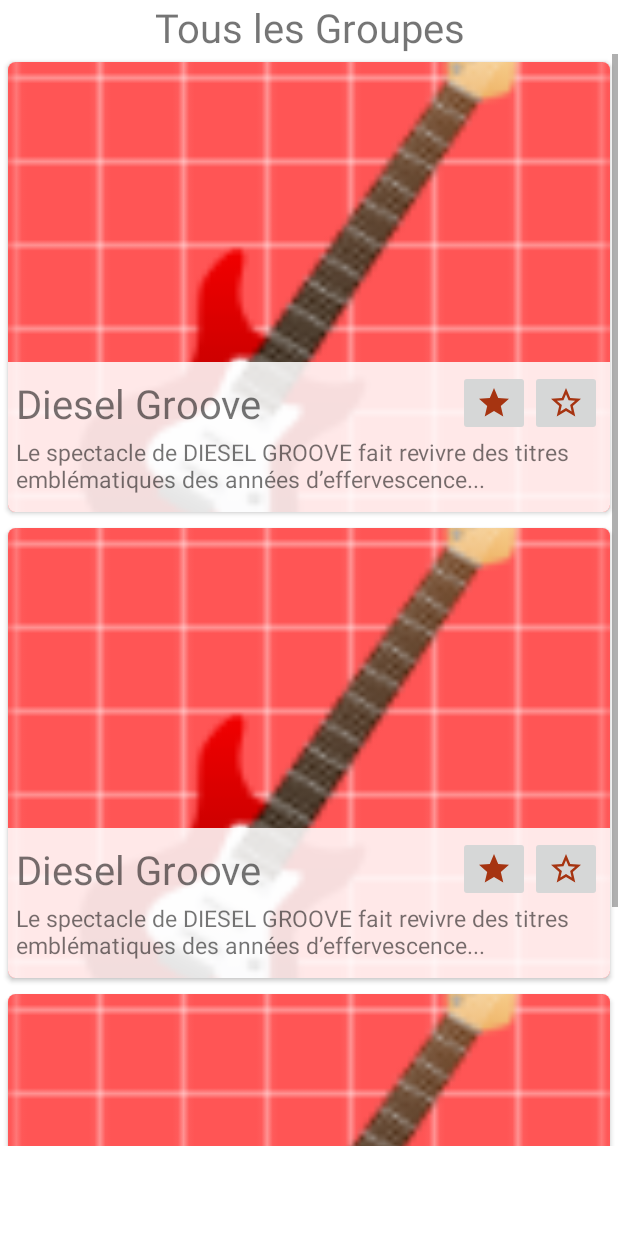
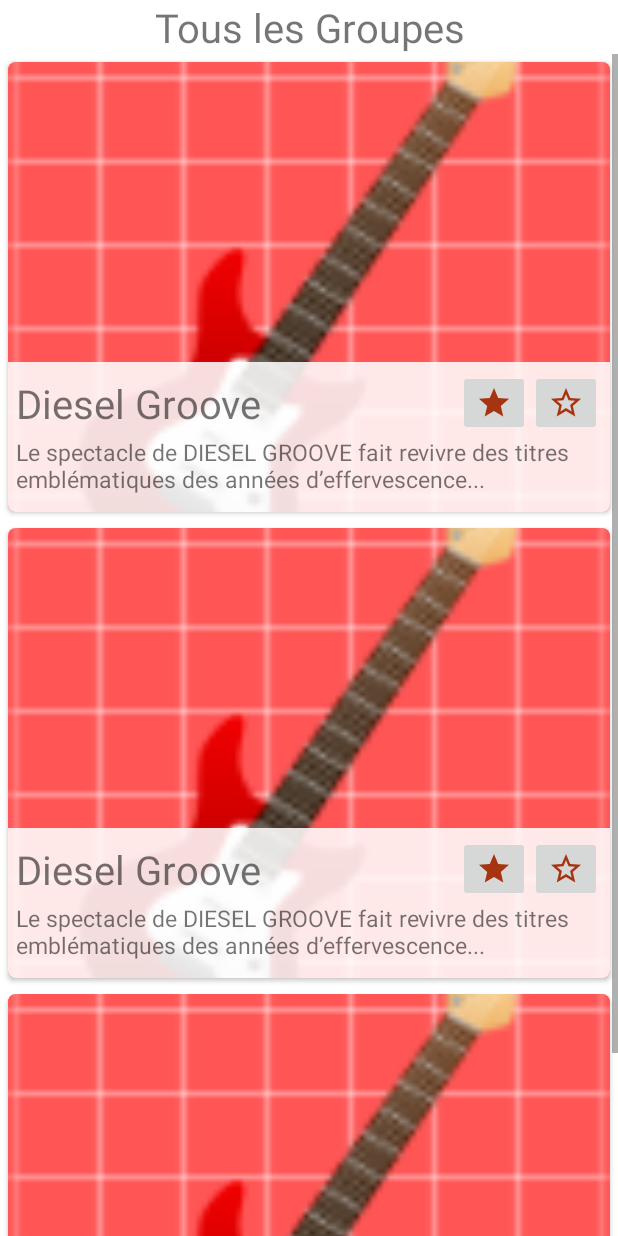
Before and after one commit to INGANZAMARUMPU/E-miage-Festival, an Android app: the layout activity_main.xml on its own in the app's theme, with its tools: preview values and no code run, on a phone screen of 412 x 824 dp. Run offline under Robolectric (Android 15) with nearby library versions, the phone set to English and light mode, and no system bars.

Commit message:
done with activity

```diff
--- a/app/build.gradle
+++ b/app/build.gradle
@@ -32,5 +32,5 @@
 
     implementation 'androidx.appcompat:appcompat:1.4.1'
     implementation 'com.google.android.material:material:1.5.0'
-    implementation 'androidx.constraintlayout:constraintlayout:2.1.3'
+    implementation 'com.github.bumptech.glide:glide:4.12.0'
 }
--- a/app/src/main/AndroidManifest.xml
+++ b/app/src/main/AndroidManifest.xml
@@ -9,6 +9,10 @@
         android:roundIcon="@mipmap/ic_launcher_round"
         android:supportsRtl="true"
         android:theme="@style/Theme.EmiageFestival">
+        <meta-data
+            android:name="com.google.android.actions"
+            android:resource="@xml/main_menu" />
+
         <activity android:name=".MainActivity">
             <intent-filter>
                 <action android:name="android.intent.action.MAIN" />
--- a/app/src/main/java/bi/hogi/e_miagefestival/CardGroup.java
+++ b/app/src/main/java/bi/hogi/e_miagefestival/CardGroup.java
@@ -9,6 +9,8 @@
 
 import androidx.annotation.NonNull;
 import androidx.recyclerview.widget.RecyclerView;
+
+import com.bumptech.glide.Glide;
 
 import java.util.ArrayList;
 
@@ -33,7 +35,7 @@
         final GroupModel group = groups.get(position);
         holder.txt_artiste.setText(group.artiste);
         holder.txt_details.setText(group.texte.substring(0, 100));
-        Glide.with(activity).load("http://daviddurand.info/D228/festival/"+group.image).into(holder.img_group_logo);
+        Glide.with(activity).load(HOST.URL+group.image).into(holder.img_group_logo);
         if(group.is_favorite){
             holder.btn_make_fav.setVisibility(View.GONE);
             holder.btn_make_unfav.setVisibility(View.VISIBLE);
--- a/app/src/main/java/bi/hogi/e_miagefestival/GroupModel.java
+++ b/app/src/main/java/bi/hogi/e_miagefestival/GroupModel.java
@@ -1,7 +1,9 @@
 package bi.hogi.e_miagefestival;
 
 public class GroupModel {
-    public  String artiste, texte, web, image, scene, jour, heure;
+    public  String artiste = "obtention en cours";
+    public String texte = "obtention en cours";
+    public String web, image, scene, jour, heure;
     public int time;
     public boolean is_favorite = false;
 
--- /dev/null
+++ b/app/src/main/java/bi/hogi/e_miagefestival/HOST.java
@@ -0,0 +1,5 @@
+package bi.hogi.e_miagefestival;
+
+public class HOST {
+    public static String URL = "http://daviddurand.info/D228/festival/";
+}
--- /dev/null
+++ b/app/src/main/res/drawable/ic_filter.xml
@@ -0,0 +1,5 @@
+<vector android:height="24dp" android:tint="#A63411"
+    android:viewportHeight="24" android:viewportWidth="24"
+    android:width="24dp" xmlns:android="http://schemas.android.com/apk/res/android">
+    <path android:fillColor="@android:color/white" android:pathData="M4.25,5.61C6.27,8.2 10,13 10,13v6c0,0.55 0.45,1 1,1h2c0.55,0 1,-0.45 1,-1v-6c0,0 3.72,-4.8 5.74,-7.39C20.25,4.95 19.78,4 18.95,4H5.04C4.21,4 3.74,4.95 4.25,5.61z"/>
+</vector>
--- a/app/src/main/res/layout/activity_main.xml
+++ b/app/src/main/res/layout/activity_main.xml
@@ -1,10 +1,19 @@
 <?xml version="1.0" encoding="utf-8"?>
-<RelativeLayout xmlns:android="http://schemas.android.com/apk/res/android"
+<LinearLayout xmlns:android="http://schemas.android.com/apk/res/android"
     xmlns:app="http://schemas.android.com/apk/res-auto"
     xmlns:tools="http://schemas.android.com/tools"
     android:layout_width="match_parent"
     android:layout_height="match_parent"
+    android:orientation="vertical"
     tools:context=".MainActivity">
+    <ProgressBar
+        android:id="@+id/progressbar"
+        android:layout_width="match_parent"
+        android:layout_height="5dp"
+        android:progressTint="#f00"
+        android:indeterminate="true"
+        android:visibility="gone"
+        style="@style/Widget.AppCompat.ProgressBar.Horizontal"/>
     <TextView
         android:id="@+id/txt_title"
         android:layout_width="match_parent"
@@ -15,13 +24,12 @@
     <ScrollView
         android:layout_width="match_parent"
         android:layout_height="match_parent"
-        android:layout_marginBottom="60dp"
         android:layout_below="@id/txt_title">
         <androidx.recyclerview.widget.RecyclerView
-            android:id="@+id/liste_pizza"
+            android:id="@+id/liste_bands"
             android:layout_width="match_parent"
             android:layout_height="match_parent"
             app:layoutManager="androidx.recyclerview.widget.LinearLayoutManager"
             tools:listitem="@layout/card_groupe"/>
     </ScrollView>
-</RelativeLayout>
+</LinearLayout>
```
Also changed, not shown: app/src/main/java/bi/hogi/e_miagefestival/MainActivity.java (+80 -0 lines), app/src/main/res/menu/main_menu.xml (added, +10 -0 lines).
